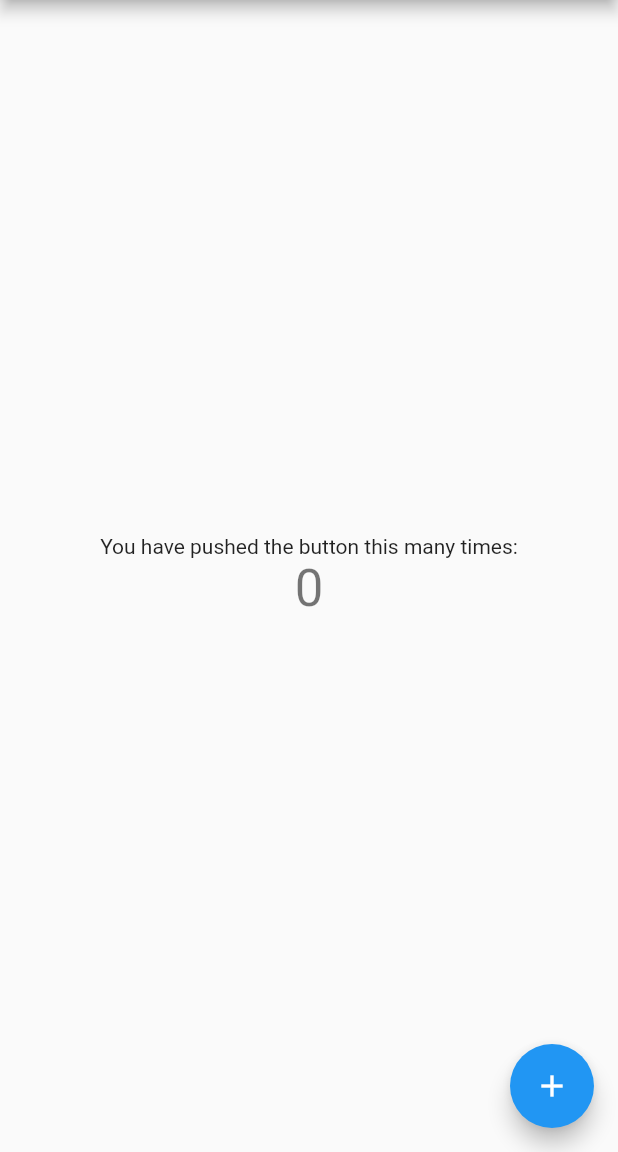
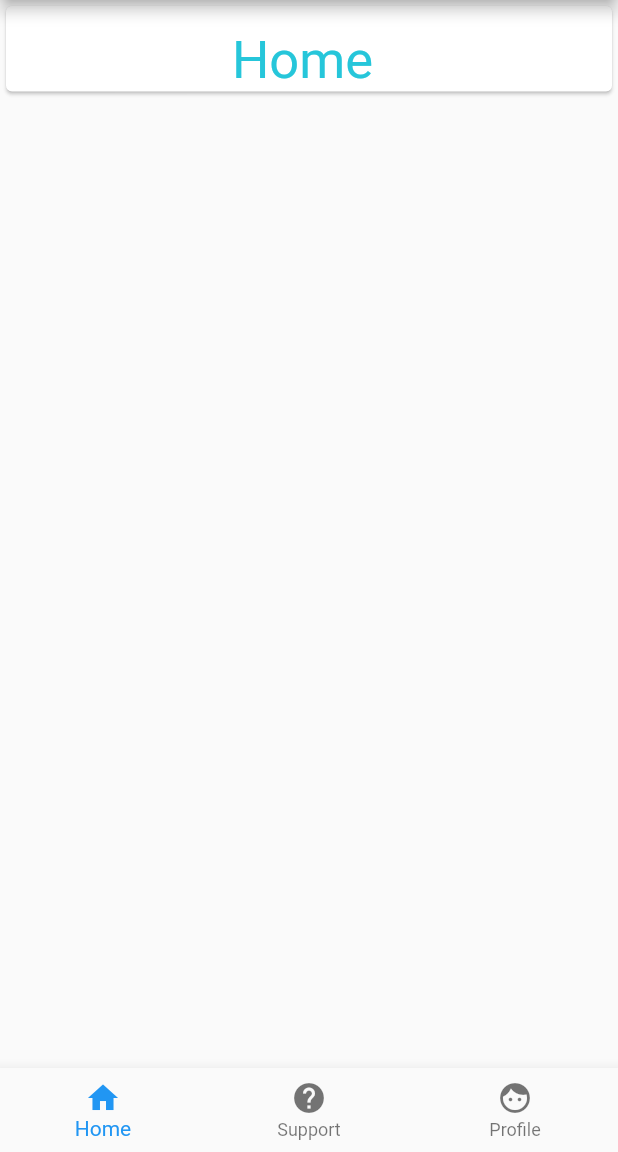
Before and after one commit to RobotInc/stock, a Flutter app: the screen it shows after launch, on a phone screen of 412 x 824 dp, the part 84-1236 px from its top. Run offline on Flutter 3.47's test engine with Material 2 defaults, Android fonts, the phone set to English and light mode, and no system bars.

```diff
--- a/lib/main.dart
+++ b/lib/main.dart
@@ -1,109 +1,234 @@
 import 'package:flutter/material.dart';
 
-void main() => runApp(new MyApp());
+void main() => runApp(MyApp());
 
 class MyApp extends StatelessWidget {
-  // This widget is the root of your application.
   @override
   Widget build(BuildContext context) {
-    return new MaterialApp(
+    return MaterialApp(
       title: 'Stock',
-      theme: new ThemeData(
-        // This is the theme of your application.
-        //
-        // Try running your application with "flutter run". You'll see the
-        // application has a blue toolbar. Then, without quitting the app, try
-        // changing the primarySwatch below to Colors.green and then invoke
-        // "hot reload" (press "r" in the console where you ran "flutter run",
-        // or press Run > Flutter Hot Reload in IntelliJ). Notice that the
-        // counter didn't reset back to zero; the application is not restarted.
+      theme: ThemeData(
         primarySwatch: Colors.blue,
       ),
-      home: new MyHomePage(title: 'Stock Market'),
+      home: MyHomePage(),
     );
   }
 }
 
 class MyHomePage extends StatefulWidget {
-  MyHomePage({Key key, this.title}) : super(key: key);
-
-  // This widget is the home page of your application. It is stateful, meaning
-  // that it has a State object (defined below) that contains fields that affect
-  // how it looks.
-
-  // This class is the configuration for the state. It holds the values (in this
-  // case the title) provided by the parent (in this case the App widget) and
-  // used by the build method of the State. Fields in a Widget subclass are
-  // always marked "final".
-
-  final String title;
-
   @override
-  _MyHomePageState createState() => new _MyHomePageState();
+  _MyHomePageState createState() => _MyHomePageState();
 }
 
 class _MyHomePageState extends State<MyHomePage> {
-  int _counter = 0;
+  final Key keyOne = PageStorageKey('pageOne');
+  final Key keyTwo = PageStorageKey('pageTwo');
+  final Key keyThree = PageStorageKey('pageThree');
 
-  void _incrementCounter() {
-    setState(() {
-      // This call to setState tells the Flutter framework that something has
-      // changed in this State, which causes it to rerun the build method below
-      // so that the display can reflect the updated values. If we changed
-      // _counter without calling setState(), then the build method would not be
-      // called again, and so nothing would appear to happen.
-      _counter++;
-    });
+
+  int currentTab = 0;
+
+  PageOne one;
+  PageTwo two;
+  PageThree three;
+  List<Widget> pages;
+  Widget currentPage;
+
+  List<Data> dataList;
+  final PageStorageBucket bucket = PageStorageBucket();
+
+  @override
+  void initState() {
+    dataList = [
+      Data(1, false, "Example-1"),
+      Data(2, false, "Example-2"),
+      Data(3, false, "Example-3"),
+      Data(4, false, "Example-4"),
+      Data(5, false, "Example-5"),
+      Data(6, false, "Example-6"),
+      Data(7, false, "Example-7"),
+      Data(8, false, "Example-8"),
+      Data(9, false, "Example-9"),
+      Data(10, false, "Example-10"),
+    ];
+    one = PageOne(
+      key: keyOne,
+      //dataList: dataList,
+    );
+    two = PageTwo(
+      key: keyTwo,
+    );
+
+    three = PageThree(key: keyThree,);
+    pages = [one, two, three];
+
+    currentPage = one;
+
+    super.initState();
   }
 
   @override
   Widget build(BuildContext context) {
-    // This method is rerun every time setState is called, for instance as done
-    // by the _incrementCounter method above.
-    //
-    // The Flutter framework has been optimized to make rerunning build methods
-    // fast, so that you can just rebuild anything that needs updating rather
-    // than having to individually change instances of widgets.
-    return new Scaffold(
-      appBar: new AppBar(
-        // Here we take the value from the MyHomePage object that was created by
-        // the App.build method, and use it to set our appbar title.
-        title: new Text(widget.title),
+    return Scaffold(
+      appBar: AppBar(
+        title: Text("Stock Market"),
       ),
-      body: new Center(
-        // Center is a layout widget. It takes a single child and positions it
-        // in the middle of the parent.
-        child: new Column(
-          // Column is also layout widget. It takes a list of children and
-          // arranges them vertically. By default, it sizes itself to fit its
-          // children horizontally, and tries to be as tall as its parent.
-          //
-          // Invoke "debug paint" (press "p" in the console where you ran
-          // "flutter run", or select "Toggle Debug Paint" from the Flutter tool
-          // window in IntelliJ) to see the wireframe for each widget.
-          //
-          // Column has various properties to control how it sizes itself and
-          // how it positions its children. Here we use mainAxisAlignment to
-          // center the children vertically; the main axis here is the vertical
-          // axis because Columns are vertical (the cross axis would be
-          // horizontal).
-          mainAxisAlignment: MainAxisAlignment.center,
-          children: <Widget>[
-            new Text(
-              'You have pushed the button this many times:',
-            ),
-            new Text(
-              '$_counter',
-              style: Theme.of(context).textTheme.display1,
-            ),
-          ],
-        ),
+      body: PageStorage(
+        child: currentPage,
+        bucket: bucket,
       ),
-      floatingActionButton: new FloatingActionButton(
-        onPressed: _incrementCounter,
-        tooltip: 'Increment',
-        child: new Icon(Icons.add),
-      ), // This trailing comma makes auto-formatting nicer for build methods.
+      bottomNavigationBar: BottomNavigationBar(
+        currentIndex: currentTab,
+        onTap: (int index) {
+          setState(() {
+            currentTab = index;
+            currentPage = pages[index];
+          });
+        },
+        items: <BottomNavigationBarItem>[
+          BottomNavigationBarItem(
+            icon: Icon(Icons.home),
+            title: Text('Home'),
+          ),
+          BottomNavigationBarItem(
+            icon: Icon(Icons.help),
+            title: Text("Support"),
+          ),
+          BottomNavigationBarItem(
+            icon: Icon(Icons.face),
+            title: Text("Profile"),
+          ),
+        ],
+      ),
     );
   }
 }
+
+class PageOne extends StatefulWidget {
+
+  PageOne({
+    Key key,
+
+  }) : super(key: key);
+
+  @override
+  PageOneState createState() => PageOneState();
+}
+
+class PageOneState extends State<PageOne> {
+  @override
+  Widget build(BuildContext context) {
+    return Card(
+    child: new Column(
+      mainAxisSize: MainAxisSize.min,
+      mainAxisAlignment: MainAxisAlignment.center,
+      children: <Widget>[
+        new Container(
+          padding: new EdgeInsets.only(top: 16.0),
+          child: new Row(
+            crossAxisAlignment: CrossAxisAlignment.start,
+            mainAxisAlignment: MainAxisAlignment.center,
+            children: <Widget>[
+
+              new Text(
+                'Home ',
+                style: new TextStyle(
+                  fontSize: 35.0,
+                  fontFamily: 'Roboto',
+                  color: new Color(0xFF26C6DA)
+                ),
+              )
+            ],
+          ),
+        ),
+
+      ],
+    ),
+    );
+  }
+}
+
+class PageTwo extends StatefulWidget {
+  PageTwo({Key key}) : super(key: key);
+
+  @override
+  PageTwoState createState() => PageTwoState();
+}
+
+class PageTwoState extends State<PageTwo> {
+  @override
+  Widget build(BuildContext context) {
+    return Card(
+    child: new Column(
+      mainAxisSize: MainAxisSize.min,
+      children: <Widget>[
+        new Container(
+          padding: new EdgeInsets.only(top: 16.0),
+          child: new Row(
+            crossAxisAlignment: CrossAxisAlignment.start,
+            mainAxisAlignment: MainAxisAlignment.center,
+            children: <Widget>[
+
+              new Text(
+                'Support ',
+                style: new TextStyle(
+                  fontSize: 35.0,
+                  fontFamily: 'Roboto',
+                  color: new Color(0xFF26C6DA)
+                ),
+              )
+            ],
+          ),
+        ),
+
+      ],
+    ),
+    );
+  }
+}
+
+class PageThree extends StatefulWidget {
+  PageThree({Key key}) : super(key: key);
+
+  @override
+  PageThreeState createState() => PageThreeState();
+}
+
+class PageThreeState extends State<PageThree> {
+  @override
+  Widget build(BuildContext context) {
+    return Card(
+    child: new Column(
+      mainAxisSize: MainAxisSize.min,
+      children: <Widget>[
+        new Container(
+          padding: new EdgeInsets.only(top: 16.0),
+          child: new Row(
+            crossAxisAlignment: CrossAxisAlignment.start,
+            mainAxisAlignment: MainAxisAlignment.center,
+            children: <Widget>[
+
+              new Text(
+                'Profile ',
+                style: new TextStyle(
+                  fontSize: 35.0,
+                  fontFamily: 'Roboto',
+                  color: new Color(0xFF26C6DA)
+                ),
+              )
+            ],
+          ),
+        ),
+
+      ],
+    ),
+    );
+  }
+}
+
+class Data {
+  final int id;
+  bool expanded;
+  final String title;
+  Data(this.id, this.expanded, this.title);
+}
```
Also changed, not shown: 1 other file.
